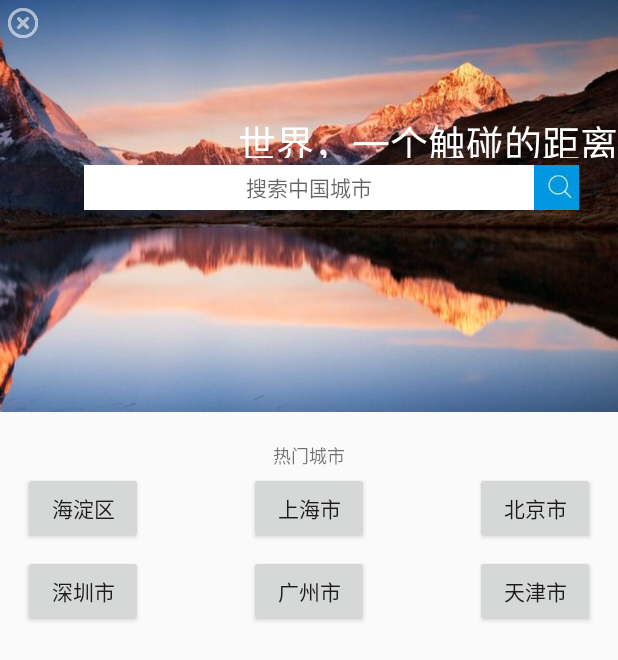
After one commit to watermamba/xiaoshuweather, an Android app: the SelectAreaActivity screen opened directly, with no data from a screen before it, on a phone screen of 412 x 824 dp. The commit adds this screen. Shown: the top 660 px of the screen. Run offline under Robolectric (Android 15) with nearby library versions, the phone set to English and light mode, and no system bars.

Commit message:
新增了查询城市方法但是细节需要完善

```diff
--- a/app/src/main/AndroidManifest.xml
+++ b/app/src/main/AndroidManifest.xml
@@ -7,9 +7,9 @@
     <application
         android:name="org.litepal.LitePalApplication"
         android:allowBackup="true"
-        android:icon="@mipmap/ic_launcher"
+        android:icon="@drawable/xiaoshuweather"
         android:label="@string/app_name"
-        android:roundIcon="@mipmap/ic_launcher_round"
+        android:roundIcon="@drawable/xiaoshuweather"
         android:supportsRtl="true"
         android:theme="@style/AppTheme">
         <activity android:name=".MainActivity">
@@ -19,6 +19,8 @@
                 <category android:name="android.intent.category.LAUNCHER" />
             </intent-filter>
         </activity>
+        <activity android:name=".SelectAreaActivity" />
+        <activity android:name=".SearchCity"></activity>
     </application>
 
 </manifest>
--- /dev/null
+++ b/app/src/main/java/com/water/xiaoshuweather/SelectAreaActivity.java
@@ -0,0 +1,26 @@
+package com.water.xiaoshuweather;
+
+import android.content.Intent;
+import android.support.v7.app.AppCompatActivity;
+import android.os.Bundle;
+import android.view.View;
+import android.widget.Button;
+import android.widget.TextView;
+
+public class SelectAreaActivity extends AppCompatActivity {
+
+    @Override
+    protected void onCreate(Bundle savedInstanceState) {
+        super.onCreate(savedInstanceState);
+        setContentView(R.layout.activity_choose);
+        Button edit_city = (Button) findViewById(R.id.edit_city);
+        edit_city.setOnClickListener(new View.OnClickListener() {
+            @Override
+            public void onClick(View v) {
+                Intent intent = new Intent(SelectAreaActivity.this, SearchCity.class);
+                startActivity(intent);
+            }
+        });
+
+    }
+}
--- /dev/null
+++ b/app/src/main/res/layout/activity_choose.xml
@@ -0,0 +1,131 @@
+<?xml version="1.0" encoding="utf-8"?>
+<LinearLayout
+    xmlns:android="http://schemas.android.com/apk/res/android"
+    android:orientation="vertical"
+    android:layout_width="match_parent"
+    android:layout_height="match_parent">
+
+    <RelativeLayout
+        android:layout_width="match_parent"
+        android:layout_height="0dp"
+        android:layout_weight="1"
+        android:background="@drawable/background_choose">
+
+        <ImageView
+            android:layout_width="20dp"
+            android:layout_height="20dp"
+            android:layout_marginLeft="5dp"
+            android:layout_marginTop="5dp"
+            android:src="@drawable/cancel" />
+
+        <TextView
+            android:layout_width="match_parent"
+            android:layout_height="30dp"
+            android:layout_marginTop="75dp"
+            android:gravity="end"
+            android:text="@string/slogan"
+            android:textColor="#fff"
+            android:textSize="25sp" />
+
+        <RelativeLayout
+            android:id="@+id/search_layout"
+            android:layout_width="match_parent"
+            android:layout_height="30dp"
+            android:layout_centerHorizontal="true"
+            android:layout_marginTop="110dp">
+
+            <Button
+                android:id="@+id/edit_city"
+                android:layout_width="300dp"
+                android:layout_height="match_parent"
+                android:layout_centerInParent="true"
+                android:background="@drawable/search_bg"
+                android:gravity="center"
+                android:hint="搜索中国城市" />
+
+            <Button
+                android:id="@+id/search"
+                android:layout_width="30dp"
+                android:layout_height="match_parent"
+                android:layout_alignBottom="@+id/edit_city"
+                android:layout_toRightOf="@id/edit_city"
+                android:background="@drawable/search_icon" />
+        </RelativeLayout>
+
+
+    </RelativeLayout>
+
+    <RelativeLayout
+        android:layout_width="match_parent"
+        android:layout_height="0dp"
+        android:layout_weight="2">
+
+        <TextView
+            android:layout_width="wrap_content"
+            android:layout_height="wrap_content"
+            android:layout_centerHorizontal="true"
+            android:layout_marginTop="20dp"
+            android:text="@string/city"
+            android:textSize="12sp"
+            />
+
+        <Button
+            android:id="@+id/shanghai"
+            android:layout_width="80dp"
+            android:layout_height="wrap_content"
+            android:layout_centerHorizontal="true"
+            android:layout_marginTop="40dp"
+            android:gravity="center"
+            android:text="上海市"
+            />
+
+        <Button
+            android:id="@+id/haidian"
+            android:layout_width="80dp"
+            android:layout_height="wrap_content"
+            android:layout_marginTop="40dp"
+            android:layout_marginLeft="15dp"
+            android:gravity="center"
+            android:text="海淀区"
+            />
+
+        <Button
+            android:id="@+id/beijing"
+            android:layout_width="80dp"
+            android:layout_height="wrap_content"
+            android:layout_marginTop="40dp"
+            android:layout_alignParentRight="true"
+            android:layout_marginRight="15dp"
+            android:gravity="center"
+            android:text="北京市"
+            />
+        <Button
+            android:id="@+id/guangzhou"
+            android:layout_width="80dp"
+            android:layout_height="wrap_content"
+            android:layout_marginTop="95dp"
+            android:layout_centerHorizontal="true"
+            android:text="广州市"
+            />
+        <Button
+            android:id="@+id/shenzhen"
+            android:layout_width="80dp"
+            android:layout_height="wrap_content"
+            android:layout_marginTop="95dp"
+            android:layout_marginLeft="15dp"
+            android:gravity="center"
+            android:text="深圳市"
+            />
+        <Button
+            android:id="@+id/tianjin"
+            android:layout_width="80dp"
+            android:layout_height="wrap_content"
+            android:layout_marginTop="95dp"
+            android:layout_alignParentRight="true"
+            android:layout_marginRight="15dp"
+            android:gravity="center"
+            android:text="天津市"
+            />
+    </RelativeLayout>
+
+</LinearLayout>
--- a/app/src/main/res/values/strings.xml
+++ b/app/src/main/res/values/strings.xml
@@ -1,5 +1,7 @@
 <resources>
-    <string name="app_name">XiaoShuWeather</string>
+    <string name="app_name">小淑天气</string>
+    <string name="slogan">世界，一个触碰的距离</string>
+    <string name="city">热门城市</string>
 
     <!-- TODO: Remove or change this placeholder text -->
     <string name="hello_blank_fragment">Hello blank fragment</string>
```
Also changed, not shown: app/src/main/java/com/water/xiaoshuweather/ChooseAreaFragment.java (+20 -8 lines), app/src/main/java/com/water/xiaoshuweather/SearchCity.java (added, +70 -0 lines), app/src/main/res/layout/activity_search_city.xml (added, +56 -0 lines), app/src/main/res/drawable/background_choose.png (added), app/src/main/res/drawable/background_choose_2.png (added), app/src/main/res/drawable/cancel.png (added), app/src/main/res/drawable/search_bg.png (added), app/src/main/res/drawable/search_icon.png (added), app/src/main/res/drawable/xiaoshuweather.png (added).
